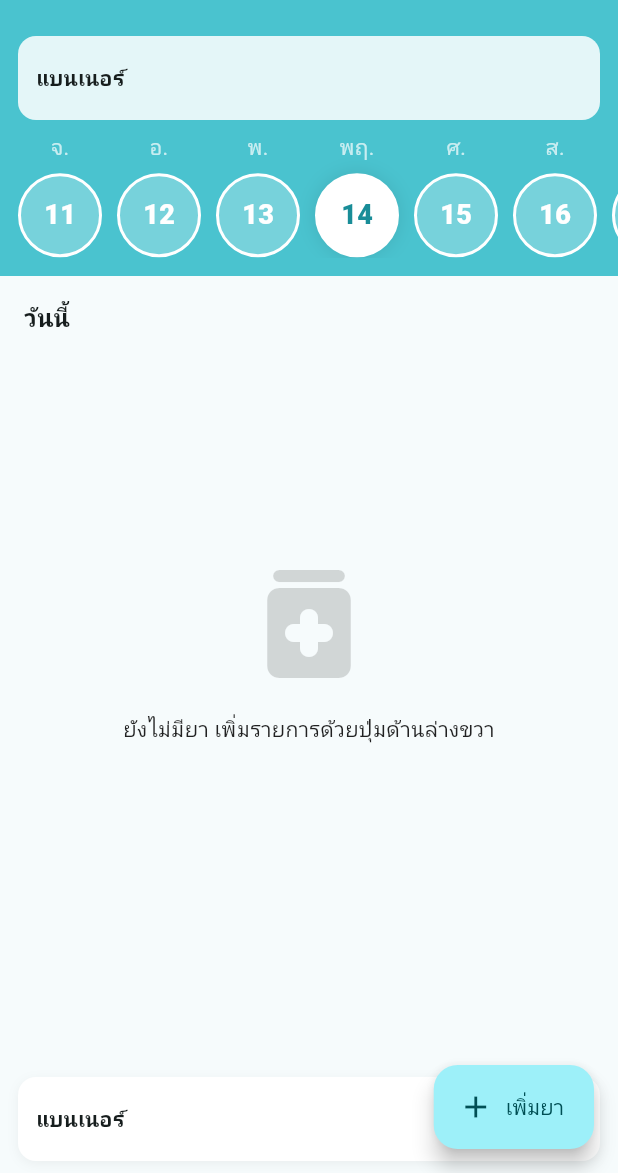
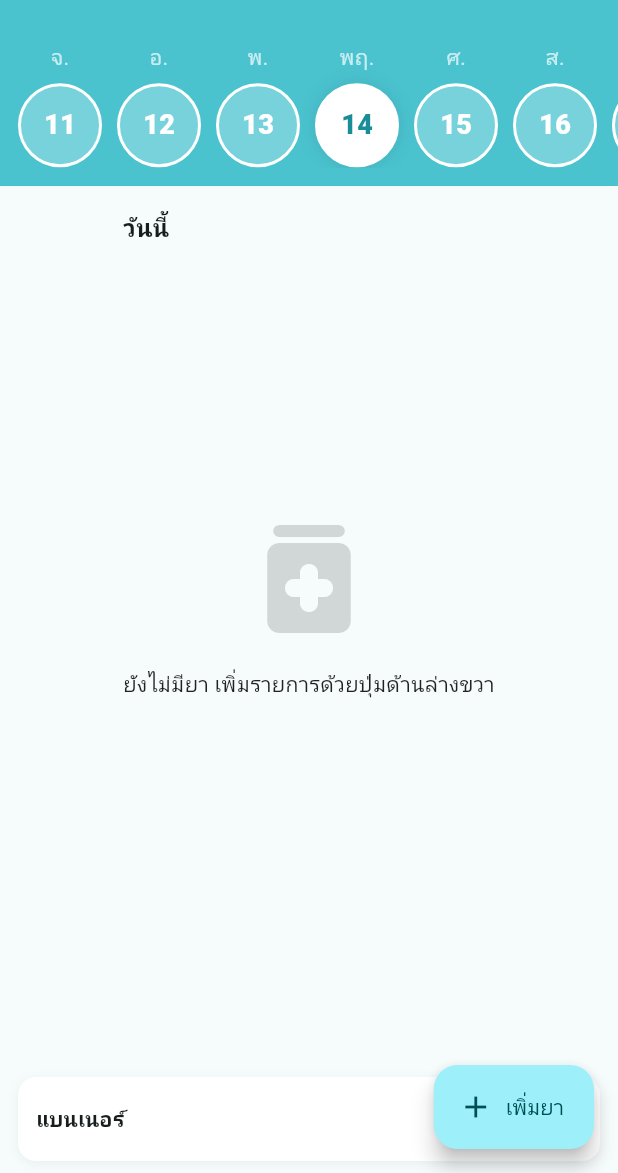
Before and after one commit to winohyes-alt/pillmate, a Flutter app: the HomePage screen opened directly, on a phone screen of 412 x 824 dp, the part 63-1236 px from its top. Run offline on Flutter 3.47's test engine with Material 3 defaults, Android fonts, the phone set to English and light mode, and no system bars; our stand-ins replace flutter_local_notifications, shared_preferences, timezone; missing offline and left inert: android_intent_plus; accounts and stored records are empty.

Commit message:
Update main.dart

```diff
--- a/lib/main.dart
+++ b/lib/main.dart
@@ -52,31 +52,58 @@ class _MainShellState extends State<MainShell> {
   Widget build(BuildContext context) {
     return Scaffold(
       body: IndexedStack(index: _index, children: _pages),
-      bottomNavigationBar: NavigationBarTheme(
+      bottomNavigationBar: SafeArea(
+        top: false,
+        child: Padding(
+          padding: const EdgeInsets.fromLTRB(12, 8, 12, 12),
+          child: Container(
+            decoration: BoxDecoration(
+              color: Colors.white,
+              borderRadius: BorderRadius.circular(16),
+              boxShadow: [BoxShadow(color: Colors.black.withOpacity(.08), blurRadius: 12, offset: const Offset(0, 6))],
+            ),
+            child: NavigationBarTheme(
               data: const NavigationBarThemeData(
                 height: 56,
+                indicatorColor: Color(0xFF4AC3CF),
                 labelTextStyle: MaterialStatePropertyAll(TextStyle(fontSize: 12)),
                 iconTheme: MaterialStatePropertyAll(IconThemeData(size: 20)),
                 labelBehavior: NavigationDestinationLabelBehavior.alwaysShow,
               ),
               child: NavigationBar(
+                backgroundColor: Colors.transparent,
+                indicatorColor: Colors.transparent,
                 selectedIndex: _index,
                 onDestinationSelected: (i) => setState(() => _index = i),
                 destinations: const [
                   NavigationDestination(icon: Icon(Icons.check), label: 'งาน'),
-              NavigationDestination(icon: Icon(Icons.calendar_today), label: 'ปฏิทิน'),
-              NavigationDestination(icon: Icon(Icons.medication), label: 'ยา'),
-            ],
-          )),
+                  NavigationDestination(icon: Icons.calendar_today, label: 'ปฏิทิน'),
+                  NavigationDestination(icon: Icons.medication, label: 'ยา'),
+                ].map((d) => NavigationDestination(
+                  icon: Icon(d.icon, color: _index == _pages.indexOf(_pages.firstWhere((p) => p is HomePage)) ? Colors.white : Colors.grey),
+                  selectedIcon: Icon(d.icon, color: Colors.white),
+                  label: d.label,
+                )).toList(),
+              ),
+            ),
+          ),
+        ),
+      ),
     );
   }
 }
 
+
 class _PlaceholderPage extends StatelessWidget {
   final String title;
   const _PlaceholderPage({required this.title});
+
   @override
   Widget build(BuildContext context) {
+    final today = DateTime.now();
+    final start = DateTime(today.year, today.month, today.day).subtract(const Duration(days: 3));
+    final days = List.generate(7, (i) => start.add(Duration(days: i)));
+
     return Scaffold(
       appBar: AppBar(
         backgroundColor: const Color(0xFF4AC3CF),
@@ -110,12 +137,10 @@ class _PlaceholderPage extends StatelessWidget {
                   child: ListView.separated(
                     scrollDirection: Axis.horizontal,
                     padding: const EdgeInsets.symmetric(horizontal: 12),
-                    itemCount: 7,
+                    itemCount: days.length,
                     separatorBuilder: (_, __) => const SizedBox(width: 10),
                     itemBuilder: (_, i) {
-                      final today = DateTime.now();
-                      final start = DateTime(today.year, today.month, today.day).subtract(const Duration(days: 3));
-                      final d = start.add(Duration(days: i));
+                      final d = days[i];
                       final isToday = d.year == today.year && d.month == today.month && d.day == today.day;
                       return Column(
                         mainAxisAlignment: MainAxisAlignment.center,
@@ -325,29 +350,15 @@ class _HomePageState extends State<HomePage> {
         centerTitle: true,
         title: const Text('PillMate', style: TextStyle(fontWeight: FontWeight.w900)),
         bottom: PreferredSize(
-          preferredSize: const Size.fromHeight(170),
-          child: Column(
-            mainAxisSize: MainAxisSize.min,
-            children: [
-              Padding(
-                padding: const EdgeInsets.fromLTRB(12, 8, 12, 8),
+          preferredSize: const Size.fromHeight(110),
           child: Container(
-                  height: 56,
-                  decoration: BoxDecoration(
-                    color: Colors.white.withOpacity(.85),
-                    borderRadius: BorderRadius.circular(12),
-                  ),
-                  alignment: Alignment.centerLeft,
-                  padding: const EdgeInsets.symmetric(horizontal: 12),
-                  child: const Text('แบนเนอร์', style: TextStyle(fontWeight: FontWeight.w700)),
-                ),
-              ),
-              Container(
             alignment: Alignment.center,
             padding: const EdgeInsets.only(bottom: 12),
             child: SizedBox(
               height: 84,
               child: ListView.separated(
+                physics: const BouncingScrollPhysics(),
+                cacheExtent: 600,
                 scrollDirection: Axis.horizontal,
                 padding: const EdgeInsets.symmetric(horizontal: 12),
                 itemCount: days.length,
@@ -384,8 +395,6 @@ class _HomePageState extends State<HomePage> {
                 },
               ),
             ),
-              ),
-            ],
           ),
         ),
         actions: [
@@ -456,7 +465,7 @@ class _HomePageState extends State<HomePage> {
                   SizedBox(height: 8),
                   Text('วันนี้', style: TextStyle(fontSize: 16, fontWeight: FontWeight.w700)),
                   SizedBox(height: 12),
-                  _EmptyState(),
+                  Expanded(child: _EmptyState()),
                 ],
               )
                   : ListView.builder(
@@ -609,17 +618,13 @@ class _EmptyState extends StatelessWidget {
   const _EmptyState();
   @override
   Widget build(BuildContext context) {
-    return Expanded(
-      child: Center(
-        child: Column(
+    return Column(
       mainAxisAlignment: MainAxisAlignment.center,
       children: [
         Icon(Icons.medication_rounded, size: 96, color: Colors.black.withOpacity(.15)),
         const SizedBox(height: 12),
-            Text('ยังไม่มียา เพิ่มรายการด้วยปุ่มด้านล่างขวา', textAlign: TextAlign.center, style: const TextStyle(color: Colors.black87)),
+        const Text('ยังไม่มียา เพิ่มรายการด้วยปุ่มด้านล่างขวา', textAlign: TextAlign.center, style: TextStyle(color: Colors.black87)),
       ],
-        ),
-      ),
     );
   }
 }
```
Lines whose indentation alone changed are shown as unchanged.
